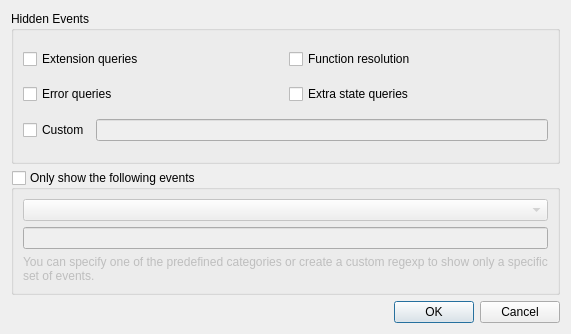
Above: gui/ui/settings.ui from apitrace/apitrace before the change. Below: the same form after it.
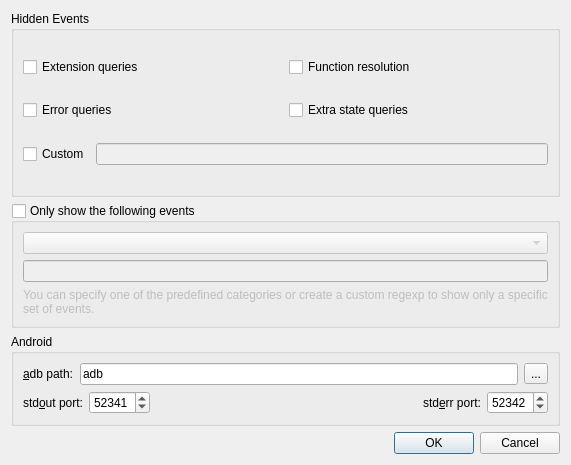
That is the form after the change.

Commit message:
gui: Handle Android retrace in GUI.
- allow the user to choose and pull a file from device and use open it
in ApiTrace GUI.
- allow the user to choose a local (EGL) file and push it to the device
for retrace.
- allow the user link a local file with a file on the device.
- retrace on android.

What changed in the file:
```diff
--- a/gui/ui/settings.ui
+++ b/gui/ui/settings.ui
@@ -10,7 +10,7 @@
     <x>0</x>
     <y>0</y>
     <width>571</width>
-    <height>334</height>
+    <height>465</height>
    </rect>
   </property>
   <property name="windowTitle">
@@ -117,6 +117,124 @@
      </layout>
     </widget>
    </item>
+   <item>
+    <widget class="QGroupBox" name="groupBox_2">
+     <property name="sizePolicy">
+      <sizepolicy hsizetype="Preferred" vsizetype="Minimum">
+       <horstretch>0</horstretch>
+       <verstretch>0</verstretch>
+      </sizepolicy>
+     </property>
+     <property name="title">
+      <string>Android</string>
+     </property>
+     <layout class="QVBoxLayout" name="verticalLayout_4">
+      <item>
+       <layout class="QHBoxLayout" name="horizontalLayout_6">
+        <item>
+         <widget class="QLabel" name="label_2">
+          <property name="toolTip">
+           <string>&lt;html&gt;&lt;head/&gt;&lt;body&gt;&lt;p&gt;ADB (Android Debugger Bridge) is located in &amp;lt;Android SDK&amp;gt;/platform-tools/adb&lt;/p&gt;&lt;/body&gt;&lt;/html&gt;</string>
+          </property>
+          <property name="text">
+           <string>&amp;adb path:</string>
+          </property>
+          <property name="buddy">
+           <cstring>adbPathEdit</cstring>
+          </property>
+         </widget>
+        </item>
+        <item>
+         <widget class="QLineEdit" name="adbPathEdit">
+          <property name="enabled">
+           <bool>true</bool>
+          </property>
+          <property name="text">
+           <string>adb</string>
+          </property>
+         </widget>
+        </item>
+        <item>
+         <widget class="QToolButton" name="chooseAdbPath">
+          <property name="text">
+           <string>...</string>
+          </property>
+         </widget>
+        </item>
+       </layout>
+      </item>
+      <item>
+       <layout class="QHBoxLayout" name="horizontalLayout_7">
+        <item>
+         <widget class="QLabel" name="label_3">
+          <property name="toolTip">
+           <string>&lt;html&gt;&lt;head/&gt;&lt;body&gt;&lt;p&gt;ADB (Android Debugger Bridge) is located in &amp;lt;Android SDK&amp;gt;/platform-tools/adb&lt;/p&gt;&lt;/body&gt;&lt;/html&gt;</string>
+          </property>
+          <property name="text">
+           <string>std&amp;out port:</string>
+          </property>
+          <property name="buddy">
+           <cstring>stdoutPort</cstring>
+          </property>
+         </widget>
+        </item>
+        <item>
+         <widget class="QSpinBox" name="stdoutPort">
+          <property name="minimum">
+           <number>1024</number>
+          </property>
+          <property name="maximum">
+           <number>65535</number>
+          </property>
+          <property name="value">
+           <number>52341</number>
+          </property>
+         </widget>
+        </item>
+        <item>
+         <spacer name="horizontalSpacer">
+          <property name="orientation">
+           <enum>Qt::Horizontal</enum>
+          </property>
+          <property name="sizeHint" stdset="0">
+           <size>
+            <width>40</width>
+            <height>20</height>
+           </size>
+          </property>
+         </spacer>
+        </item>
+        <item>
+         <widget class="QLabel" name="label_4">
+          <property name="toolTip">
+           <string>&lt;html&gt;&lt;head/&gt;&lt;body&gt;&lt;p&gt;ADB (Android Debugger Bridge) is located in &amp;lt;Android SDK&amp;gt;/platform-tools/adb&lt;/p&gt;&lt;/body&gt;&lt;/html&gt;</string>
+          </property>
+          <property name="text">
+           <string>std&amp;err port:</string>
+          </property>
+          <property name="buddy">
+           <cstring>stderrPort</cstring>
+          </property>
+         </widget>
+        </item>
+        <item>
+         <widget class="QSpinBox" name="stderrPort">
+          <property name="minimum">
+           <number>1024</number>
+          </property>
+          <property name="maximum">
+           <number>65535</number>
+          </property>
+          <property name="value">
+           <number>52342</number>
+          </property>
+         </widget>
+        </item>
+       </layout>
+      </item>
+     </layout>
+    </widget>
+   </item>
    <item>
     <widget class="QDialogButtonBox" name="buttonBox">
      <property name="orientation">
```
Left out of the diff: 16 changed lines with no effect on the pictures. The commit also changes 22 other files.
